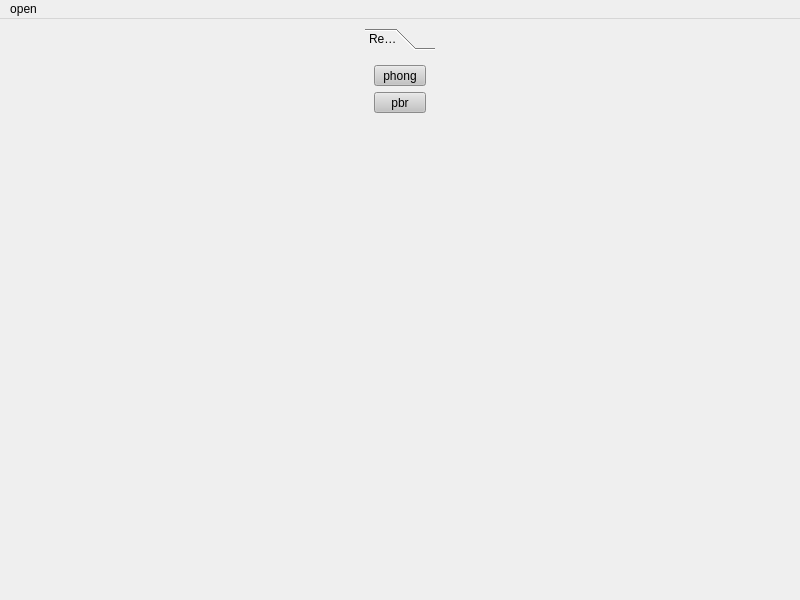
Old version of the form gui/ui/MainWindow.ui in the repository AbdelrhmanIbrahim/rendering.
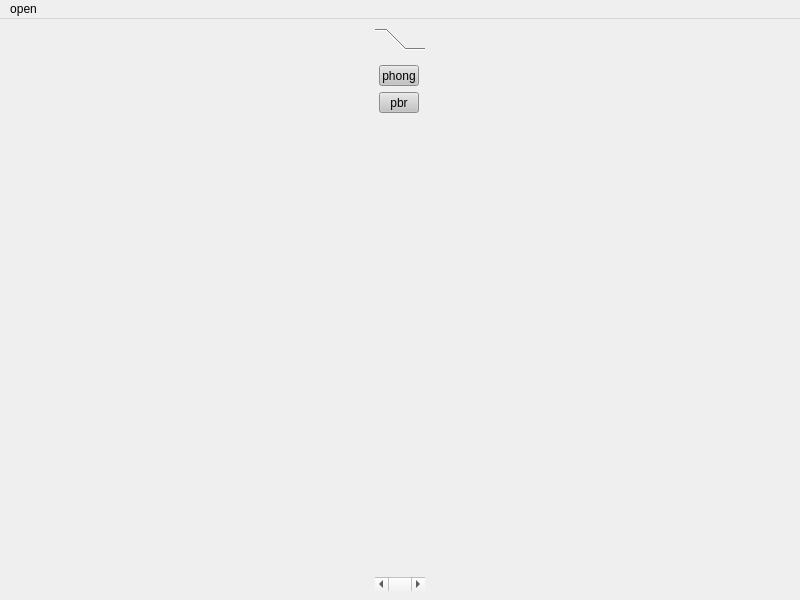
New version of the form. Icons and pictures are not drawn.

Commit message: implement wheel event in window, add ui stuff

The edit to the form file:
```diff
--- a/gui/ui/MainWindow.ui
+++ b/gui/ui/MainWindow.ui
@@ -19,7 +19,7 @@
      <widget class="QToolBox" name="tools_list">
       <property name="maximumSize">
        <size>
-        <width>70</width>
+        <width>50</width>
         <height>16777215</height>
        </size>
       </property>
@@ -31,14 +31,20 @@
         <rect>
          <x>0</x>
          <y>0</y>
-         <width>78</width>
-         <height>517</height>
+         <width>53</width>
+         <height>514</height>
         </rect>
        </property>
        <attribute name="label">
-        <string>Rendering</string>
+        <string>light</string>
+       </attribute>
+       <attribute name="toolTip">
+        <string>rendering</string>
        </attribute>
        <layout class="QVBoxLayout" name="verticalLayout">
+        <property name="leftMargin">
+         <number>4</number>
+        </property>
         <item>
          <widget class="QToolButton" name="toolButtonPhong">
           <property name="sizePolicy">
@@ -49,8 +55,8 @@
           </property>
           <property name="maximumSize">
            <size>
-            <width>16777215</width>
-            <height>16777215</height>
+            <width>40</width>
+            <height>40</height>
            </size>
           </property>
           <property name="styleSheet">
@@ -65,8 +71,8 @@
           </property>
           <property name="iconSize">
            <size>
-            <width>50</width>
-            <height>50</height>
+            <width>40</width>
+            <height>40</height>
            </size>
           </property>
          </widget>
@@ -81,8 +87,8 @@
           </property>
           <property name="maximumSize">
            <size>
-            <width>16777215</width>
-            <height>16777215</height>
+            <width>40</width>
+            <height>40</height>
            </size>
           </property>
           <property name="styleSheet">
@@ -97,8 +103,8 @@
           </property>
           <property name="iconSize">
            <size>
-            <width>50</width>
-            <height>50</height>
+            <width>40</width>
+            <height>40</height>
            </size>
           </property>
          </widget>
```
Left out of the diff: 28 changed lines with no effect on the pictures. The commit also changes 5 other files.
